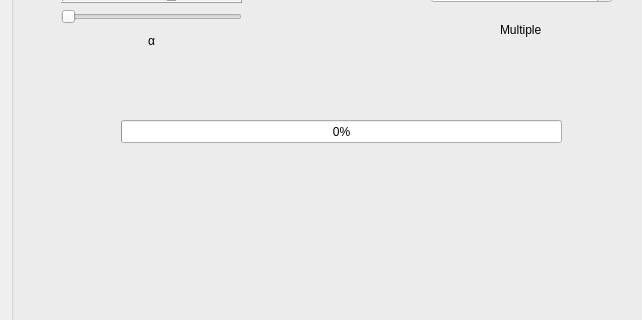
Above: selector.ui from Wissben/SPOM before the change; both pictures show x 0 to 642 and y 221 to 541 of the 1366 by 768 pixel window. Below: the same form after it.
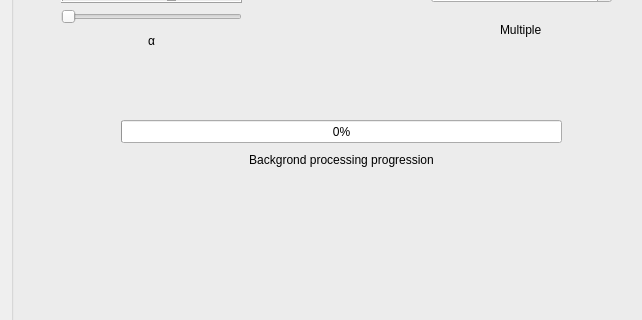
That is the form after the change.

```diff
--- a/selector.ui
+++ b/selector.ui
@@ -198,6 +198,32 @@
        <bool>false</bool>
       </property>
      </widget>
+     <widget class="QLabel" name="label">
+      <property name="geometry">
+       <rect>
+        <x>110</x>
+        <y>360</y>
+        <width>441</width>
+        <height>20</height>
+       </rect>
+      </property>
+      <property name="text">
+       <string>Backgrond processing progression</string>
+      </property>
+      <property name="alignment">
+       <set>Qt::AlignCenter</set>
+      </property>
+     </widget>
+     <widget class="QWidget" name="widget" native="true">
+      <property name="geometry">
+       <rect>
+        <x>670</x>
+        <y>70</y>
+        <width>441</width>
+        <height>331</height>
+       </rect>
+      </property>
+     </widget>
     </widget>
    </item>
    <item>
```
